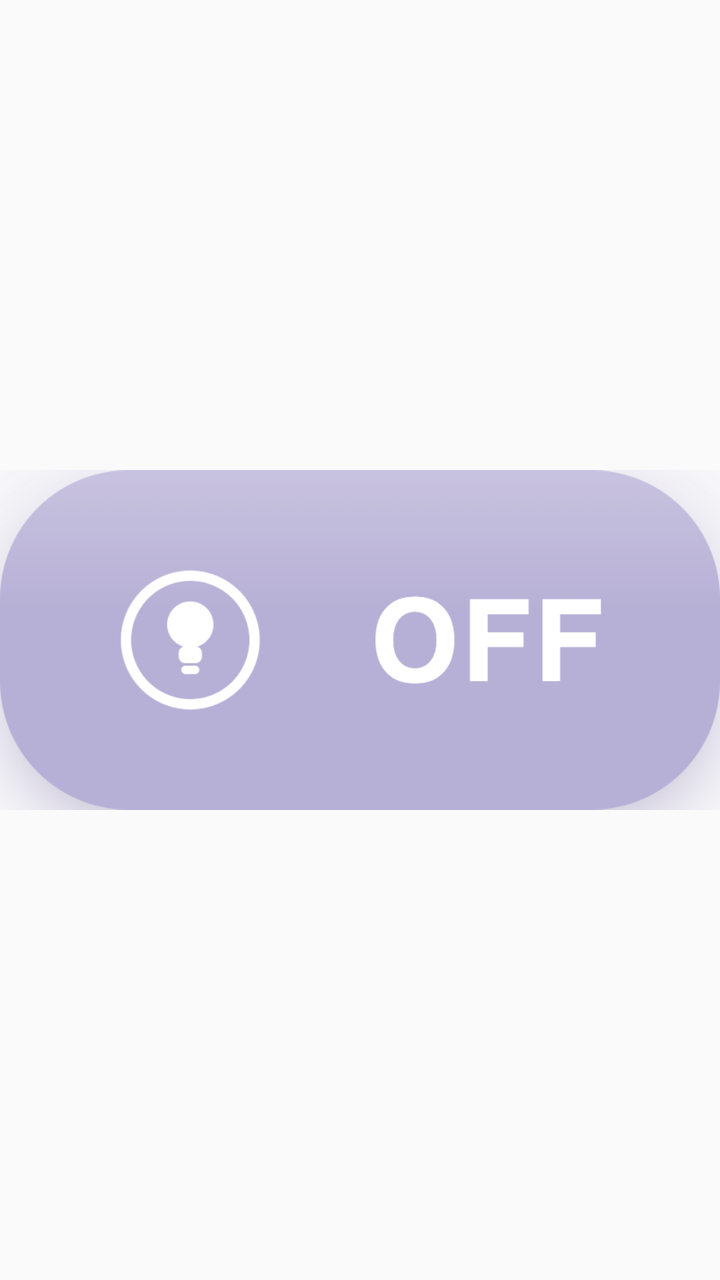
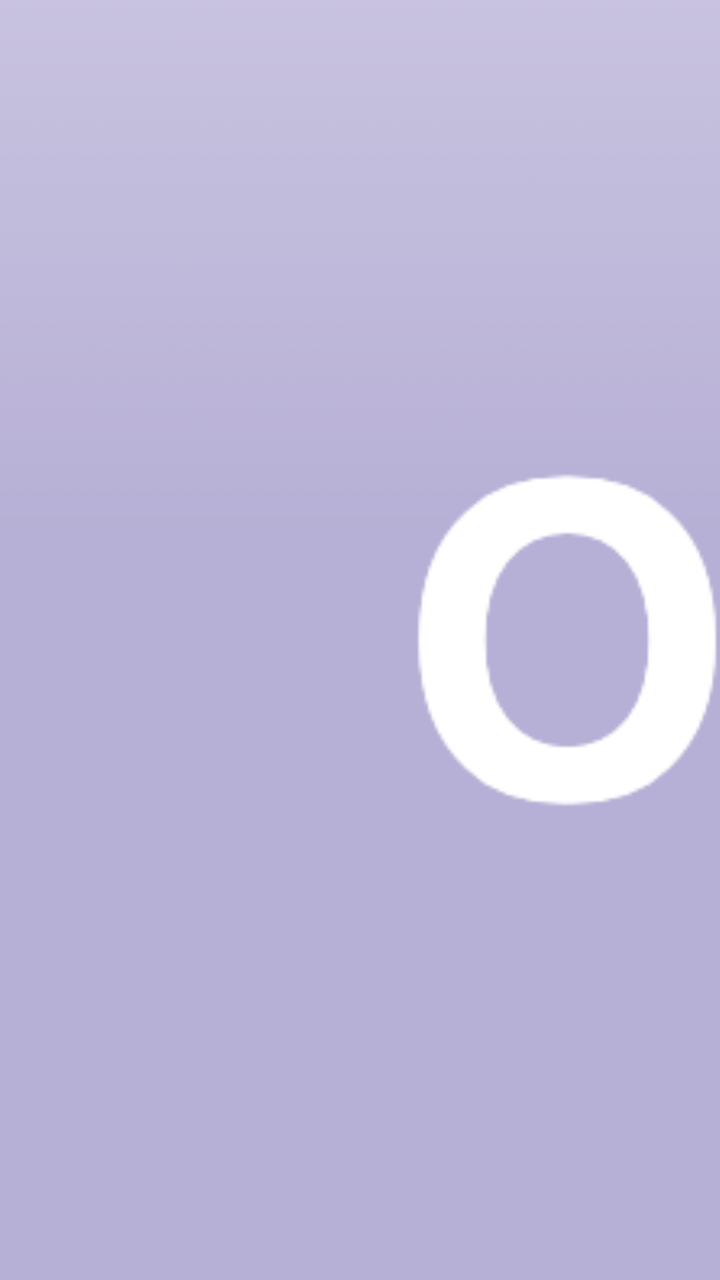

Compare the two renders of this Android layout. The source of the first and the diff that turns it into the second are given below.
<!-- AndroidManifest.xml: application theme Theme.PodSwitch -->
<!-- res/layout/widget_podswitch.xml -->
<?xml version="1.0" encoding="utf-8"?>
<ImageView xmlns:android="http://schemas.android.com/apk/res/android"
    android:id="@+id/widget_image"
    android:layout_width="match_parent"
    android:layout_height="match_parent"
    android:scaleType="fitCenter"
    android:src="@drawable/widget_off"
    android:contentDescription="@string/widget_toggle_desc" />
<!-- resources referenced by this layout -->
<resources>
  <!-- drawable widget_off: png bitmap (drawable-nodpi, 64816 bytes) -->
  <string name="widget_toggle_desc">Toggle PodSwitch on or off</string>
  <style name="Theme.PodSwitch" parent="android:Theme.Material.Light.NoActionBar" />
</resources>

<!-- the commit's change to res/layout/widget_podswitch.xml (unified diff, before → after) -->
@@ -3,6 +3,6 @@
     android:id="@+id/widget_image"
     android:layout_width="match_parent"
     android:layout_height="match_parent"
-    android:scaleType="fitCenter"
+    android:scaleType="centerCrop"
     android:src="@drawable/widget_off"
     android:contentDescription="@string/widget_toggle_desc" />
